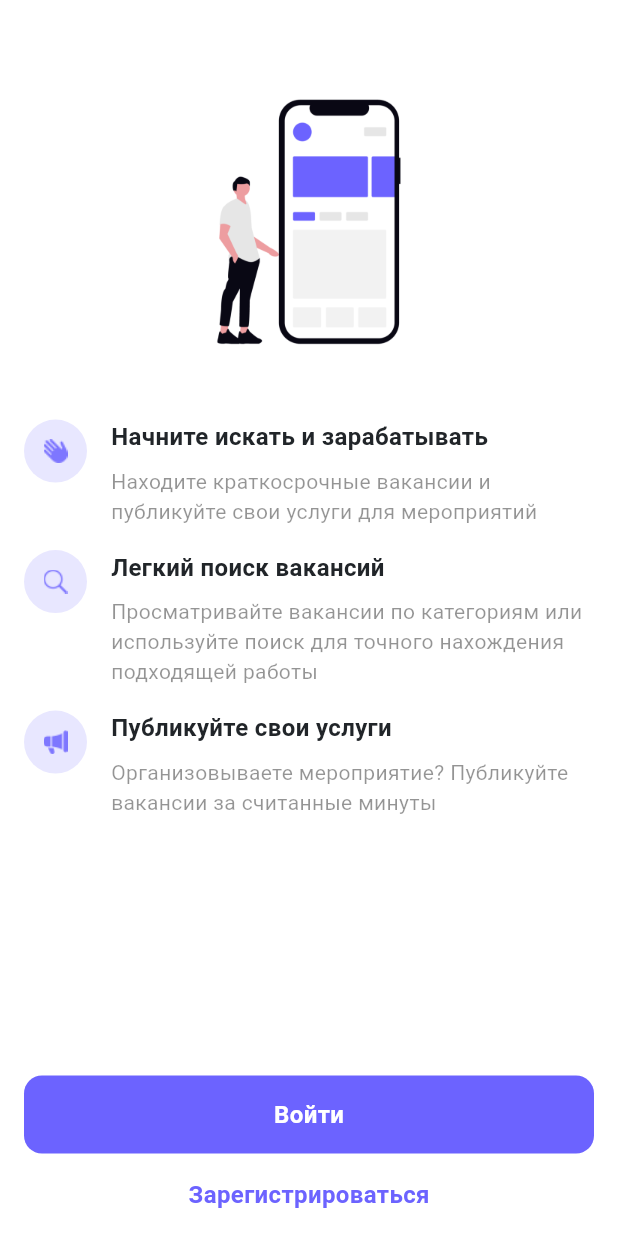
After one commit to sergejvorobey/event_app, a Flutter app: the screen it shows after launch, on a phone screen of 412 x 824 dp. The commit adds this screen. Run offline on Flutter 3.47's test engine with Material 3 defaults, Android fonts, the phone set to English and light mode, and no system bars; our stand-ins replace auto_route, equatable, flutter_bloc, get_it, shared_preferences, talker_flutter; missing offline and left inert: talker_bloc_logger; Roboto replaces fonts that are missing (SFRounded); statements that could not run were skipped.

Commit message:
Добавил автороутер генератор, больше логов. Добавил апи V2 и новый экран LaunchV2

```diff
--- /dev/null
+++ b/lib/event_app.dart
@@ -0,0 +1,29 @@
+import 'package:event_app/core/navigation/route_observer.dart';
+import 'package:event_app/core/ui/theme/app_theme.dart';
+import 'package:event_app/routers/routers.dart';
+import 'package:flutter/material.dart';
+import 'package:get_it/get_it.dart';
+import 'package:talker_flutter/talker_flutter.dart';
+
+class EventApp extends StatefulWidget {
+  const EventApp({super.key});
+
+  @override
+  State<EventApp> createState() => _EventAppState();
+}
+
+class _EventAppState extends State<EventApp> {
+  final _appRouter = AppRouter();
+
+  @override
+  Widget build(BuildContext context) {
+    return MaterialApp.router(
+      theme: appTheme,
+      debugShowCheckedModeBanner: false,
+      routerConfig: _appRouter.config(
+        navigatorObservers:
+            () => [TalkerRouteObserver(GetIt.I<Talker>()), routeObserver],
+      ),
+    );
+  }
+}
--- a/lib/features/home/view/home_screen.dart
+++ b/lib/features/home/view/home_screen.dart
@@ -1,7 +1,8 @@
+import 'package:auto_route/auto_route.dart';
 import 'package:event_app/features/profile/view/profile_screen.dart';
-import 'package:event_app/routers/routers.dart';
 import 'package:flutter/cupertino.dart';
 
+@RoutePage()
 class HomeScreen extends StatefulWidget {
   const HomeScreen({super.key});
 
@@ -54,7 +55,7 @@ class _HomeScreenState extends State<HomeScreen> {
             );
           case 2:
             return CupertinoTabView(
-              onGenerateRoute: Routers.generateRoute,
+              // onGenerateRoute: Routers.generateRoute,
               builder: (context) {
                 return CupertinoPageScaffold(child: ProfileScreen());
               },
--- /dev/null
+++ b/lib/features/launch/V2/bloc/launch_v2_bloc.dart
@@ -0,0 +1,81 @@
+import 'package:event_app/core/model/result.dart';
+import 'package:event_app/core/network/network_service.dart';
+import 'package:event_app/core/storage/storage_service.dart';
+import 'package:event_app/features/launch/V1/model/launch_page.dart';
+import 'package:event_app/features/launch/V2/repository/launch_v2_repository.dart';
+import 'package:flutter_bloc/flutter_bloc.dart';
+import 'package:equatable/equatable.dart';
+
+part 'launch_v2_event.dart';
+part 'launch_v2_state.dart';
+
+class LaunchV2Bloc extends Bloc<LaunchV2Event, LaunchV2State> {
+  LaunchV2Bloc() : super(LaunchV2Initial(pages: [])) {
+    on<LaunchV2Content>(_handleContent);
+    on<LoginButtonPressed>(_handleLoginButtonPressed);
+    on<RegistrationButtonPressed>(_handleRegistrationButtonPressed);
+  }
+
+  final LaunchV2Repository _repository = LaunchV2Repository(
+    networkService: NetworkService(),
+    storageService: StorageService()
+  );
+
+  void _handleContent(
+    LaunchV2Content event,
+    Emitter<LaunchV2State> emit,
+  ) async {
+    emit(LaunchV2Loading());
+    final result = await _repository.fetchToken();
+
+    switch (result) {
+      case Success():
+        emit(NavigateToHomeScreen());
+      case Failure():
+        emit(
+          LaunchV2Initial(
+            pages: [
+              LaunchPage(
+                icon: 'assets/icons/hand.wave.fill.png',
+                title: "Начните искать и зарабатывать",
+                text:
+                    "Находите краткосрочные вакансии и публикуйте свои услуги для мероприятий. В нашем приложении вы можете быстро найти работу по своим талантам и навыкам",
+                onboarding:
+                    "Находите краткосрочные вакансии и публикуйте свои услуги для мероприятий",
+              ),
+              LaunchPage(
+                icon: 'assets/icons/magnifyingglass.png',
+                title: "Легкий поиск вакансий",
+                text:
+                    "Просматривайте вакансии по категориям или используйте поиск для точного нахождения подходящей работы. Будь вы певец, фотограф или организатор, мы поможем вам найти идеальную работу",
+                onboarding:
+                    "Просматривайте вакансии по категориям или используйте поиск для точного нахождения подходящей работы",
+              ),
+              LaunchPage(
+                icon: 'assets/icons/megaphone.fill.png',
+                title: "Публикуйте свои услуги",
+                text:
+                    "Организовываете мероприятие? Публикуйте вакансии за считанные минуты. Опишите детали, установите бюджет, и найдите профессионалов для вашего события",
+                onboarding:
+                    "Организовываете мероприятие? Публикуйте вакансии за считанные минуты",
+              ),
+            ],
+          ),
+        );
+    }
+  }
+
+  void _handleLoginButtonPressed(
+    LoginButtonPressed event,
+    Emitter<LaunchV2State> emit,
+  ) {
+    emit(NavigateToLoginScreen());
+  }
+
+  void _handleRegistrationButtonPressed(
+    RegistrationButtonPressed event,
+    Emitter<LaunchV2State> emit,
+  ) {
+    emit(NavigateToRegistrationScreen());
+  }
+}
--- /dev/null
+++ b/lib/features/launch/V2/bloc/launch_v2_event.dart
@@ -0,0 +1,28 @@
+part of 'launch_v2_bloc.dart';
+
+abstract class LaunchV2Event extends Equatable {
+  const LaunchV2Event();
+}
+
+class LaunchV2Content extends LaunchV2Event {
+  @override
+  List<Object> get props => [];
+}
+
+class LaunchV2PageChanged extends LaunchV2Event {
+  final int pageIndex;
+  const LaunchV2PageChanged(this.pageIndex);
+
+  @override
+  List<Object?> get props => [pageIndex];
+}
+
+class LoginButtonPressed extends LaunchV2Event {
+  @override
+  List<Object> get props => [];
+}
+
+class RegistrationButtonPressed extends LaunchV2Event {
+  @override
+  List<Object> get props => [];
+}
--- /dev/null
+++ b/lib/features/launch/V2/bloc/launch_v2_state.dart
@@ -0,0 +1,31 @@
+part of 'launch_v2_bloc.dart';
+
+abstract class LaunchV2State extends Equatable {
+  const LaunchV2State();
+
+  @override
+  List<Object> get props => [];
+}
+
+class LaunchV2Initial extends LaunchV2State {
+  final List<LaunchPage> pages;
+
+  const LaunchV2Initial({required this.pages});
+
+  LaunchV2Initial copyWith({List<LaunchPage>? pages}) {
+    return LaunchV2Initial(pages: pages ?? this.pages);
+  }
+
+  @override
+  List<Object> get props => [pages];
+}
+
+class LaunchV2Loading extends LaunchV2State {
+  const LaunchV2Loading();
+}
+
+class NavigateToLoginScreen extends LaunchV2State {}
+
+class NavigateToRegistrationScreen extends LaunchV2State {}
+
+class NavigateToHomeScreen extends LaunchV2State {}
--- /dev/null
+++ b/lib/features/launch/V2/view/launch_screen_v2.dart
@@ -0,0 +1,185 @@
+import 'package:auto_route/auto_route.dart';
+import 'package:event_app/core/ui/common_button.dart';
+import 'package:event_app/core/ui/common_text_button.dart';
+import 'package:event_app/core/ui/theme/app_colors.dart';
+import 'package:event_app/core/ui/theme/app_text_styles.dart';
+import 'package:event_app/features/launch/V2/bloc/launch_v2_bloc.dart';
+import 'package:event_app/routers/routers.dart';
+import 'package:flutter/material.dart';
+import 'package:flutter_bloc/flutter_bloc.dart';
+
+@RoutePage()
+class LaunchScreenV2 extends StatefulWidget {
+  const LaunchScreenV2({super.key});
+
+  @override
+  LaunchScreenV2State createState() => LaunchScreenV2State();
+}
+
+final class LaunchScreenV2State extends State<LaunchScreenV2> {
+  final LaunchV2Bloc _launchBloc = LaunchV2Bloc();
+  final PageController _pageController = PageController();
+
+  @override
+  void dispose() {
+    _launchBloc.close();
+    _pageController.dispose();
+    super.dispose();
+  }
+
+  @override
+  void initState() {
+    super.initState();
+    _launchBloc.add(LaunchV2Content());
+  }
+
+  @override
+  Widget build(BuildContext context) {
+    return Scaffold(body: _content());
+  }
+
+  Widget _content() {
+    return SafeArea(
+      child: BlocConsumer<LaunchV2Bloc, LaunchV2State>(
+        bloc: _launchBloc,
+        listener: (context, state) {
+          switch (state) {
+            case NavigateToHomeScreen():
+              AutoRouter.of(context).push(HomeRoute()).then((_) {
+                _launchBloc.add(LaunchV2Content());
+              });
+              break;
+
+            case NavigateToLoginScreen():
+              AutoRouter.of(context).push(AuthRoute()).then((_) {
+                _launchBloc.add(LaunchV2Content());
+              });
+              break;
+
+            case NavigateToRegistrationScreen():
+              AutoRouter.of(context).push(RegistrationRoute()).then((_) {
+                _launchBloc.add(LaunchV2Content());
+              });
+              break;
+          }
+        },
+        builder: (BuildContext context, LaunchV2State state) {
+          if (state is LaunchV2Initial) {
+            return buildOnboarding(state);
+          }
+          if (state is LaunchV2Loading) {
+            return _buildLoadingIndicator();
+          }
+          return const SizedBox.shrink();
+        },
+      ),
+    );
+  }
+
+  Widget _buildLoadingIndicator() {
+    return Center(
+      child: CircularProgressIndicator(
+        valueColor: AlwaysStoppedAnimation<Color>(AppColors.primary),
+        strokeWidth: 3.0,
+        strokeAlign: -3.0,
+      ),
+    );
+  }
+
+  Column buildOnboarding(LaunchV2Initial state) {
+    return Column(
+      children: [
+        Expanded(
+          child: Padding(
+            padding: const EdgeInsets.all(16),
+            child: Column(
+              crossAxisAlignment: CrossAxisAlignment.start,
+              children: [
+                Padding(
+                  padding: const EdgeInsets.only(
+                    top: 32,
+                    bottom: 32,
+                    left: 16,
+                    right: 16,
+                  ),
+                  child: Center(
+                    child: Image.asset(
+                      'assets/icons/welcome.png',
+                      width: 150,
+                      fit: BoxFit.contain,
+                    ),
+                  ),
+                ),
+                for (int i = 0; i < state.pages.length; i++) ...[
+                  Row(
+                    crossAxisAlignment: CrossAxisAlignment.start,
+                    spacing: 16,
+                    children: [
+                      Container(
+                        width: 42,
+                        height: 42,
+                        decoration: BoxDecoration(
+                          color: AppColors.primary.withAlpha(40),
+                          shape: BoxShape.circle,
+                        ),
+                        child: Center(
+                          child: Image.asset(
+                            state.pages[i].icon,
+                            width: 16,
+                            height: 16,
+                            fit: BoxFit.contain,
+                            color: AppColors.primary,
+                          ),
+                        ),
+                      ),
+                      Expanded(
+                        child: Column(
+                          crossAxisAlignment: CrossAxisAlignment.start,
+                          children: [
+                            Text(
+                              state.pages[i].title,
+                              style: AppTextStyles.headline16,
+                            ),
+                            const SizedBox(height: 8),
+                            Text(
+                              state.pages[i].onboarding,
+                              style: AppTextStyles.textSecondary14,
+                            ),
+                          ],
+                        ),
+                      ),
+                    ],
+                  ),
+                  if (i != state.pages.length - 1) const SizedBox(height: 16),
+                ],
+              ],
+            ),
+          ),
+        ),
+        Padding(
+          padding: const EdgeInsets.symmetric(vertical: 16, horizontal: 16),
+          child: Column(
+            spacing: 16,
+            children: [
+              CommonButton(
+                title: 'Войти',
+                action: () {
+                  _launchBloc.add(LoginButtonPressed());
+                },
+                isEnabled: true,
+                isShowIndicator: false,
+              ),
+              CommonTextButton(
+                title: "Зарегистрироваться",
+                onPressed: () {
+                  _launchBloc.add(RegistrationButtonPressed());
+                },
+                isEnabled: true,
+              ),
+            ],
+          ),
+        ),
+      ],
+    );
+  }
+}
--- a/lib/features/profile/view/profile_screen.dart
+++ b/lib/features/profile/view/profile_screen.dart
@@ -229,7 +229,7 @@ class _ProfileScreenState extends State<ProfileScreen> with RouteAware {
           // Вертикальный Divider
           Container(
             width: 0.5,
-            height: 30,
+            height: 36,
             color: AppColors.background.withAlpha(100),
           ),
           const SizedBox(width: 8),
--- a/lib/features/registration/V1/view/registration_screen.dart
+++ b/lib/features/registration/V1/view/registration_screen.dart
@@ -1,3 +1,4 @@
+import 'package:auto_route/auto_route.dart';
 import 'package:event_app/core/ui/common_button.dart';
 import 'package:event_app/core/ui/common_text_field.dart';
 import 'package:event_app/core/ui/theme/app_colors.dart';
@@ -8,6 +9,7 @@ import 'package:flutter/cupertino.dart';
 import 'package:flutter/material.dart';
 import 'package:flutter_bloc/flutter_bloc.dart';
 
+@RoutePage()
 class RegistrationScreen extends StatefulWidget {
   const RegistrationScreen({super.key});
 
--- a/lib/routers/routers.dart
+++ b/lib/routers/routers.dart
@@ -1,41 +1,21 @@
+import 'package:auto_route/auto_route.dart';
 import 'package:event_app/features/auth/V1/view/auth_screen.dart';
-import 'package:event_app/features/editProfile/view/edit_profile_screen.dart';
 import 'package:event_app/features/home/view/home_screen.dart';
-import 'package:event_app/features/launch/V1/view/launch_screen.dart';
+import 'package:event_app/features/launch/V2/view/launch_screen_v2.dart';
 import 'package:event_app/features/registration/V1/view/registration_screen.dart';
-import 'package:flutter/cupertino.dart';
 
+part 'routers.gr.dart';
 
-class Routers {
-  static Route<dynamic>? generateRoute(RouteSettings settings) {
-    switch (settings.name) {
-      case '/launch':
-        return CupertinoPageRoute(
-          builder: (_) => const LaunchScreen(),
-          settings: settings,
-        );
-      case '/auth':
-        return CupertinoPageRoute(
-          builder: (_) => const AuthScreen(),
-          settings: settings,
-        );
-      case '/registration':
-        return CupertinoPageRoute(
-          builder: (_) => const RegistrationScreen(),
-          settings: settings,
-        );
-      case '/home':
-        return CupertinoPageRoute(
-          builder: (_) => const HomeScreen(),
-          settings: settings,
-          fullscreenDialog: true,
-        );
-        case '/editProfile':
-        return CupertinoPageRoute(
-          builder: (_) => const EditProfileScreen(),
-          settings: settings
-        );
-    }
-    return null;
-  }
+@AutoRouterConfig()
+class AppRouter extends RootStackRouter {
+  @override
+  RouteType get defaultRouteType => RouteType.cupertino();
+
+  @override
+  List<AutoRoute> get routes => [
+    AutoRoute(page: LaunchRouteV2.page, path: '/'),
+    AutoRoute(page: AuthRoute.page),
+    AutoRoute(page: RegistrationRoute.page),
+    AutoRoute(page: HomeRoute.page),
+  ];
 }
--- a/pubspec.yaml
+++ b/pubspec.yaml
@@ -11,12 +11,14 @@ dependencies:
     sdk: flutter
   cupertino_icons: ^1.0.8
   http: ^1.1.0
-  flutter_bloc: ^7.0.0
+  flutter_bloc: ^9.1.1
   equatable: ^2.0.7
   shared_preferences: ^2.5.3
   get_it: ^8.0.3
   talker_flutter: ^4.8.0
+  talker_bloc_logger: ^4.8.3
   json_annotation: ^4.9.0
+  auto_route: ^10.1.0+1
 
 dev_dependencies:
   flutter_test:
@@ -24,6 +26,7 @@ dev_dependencies:
   flutter_lints: ^5.0.0
   json_serializable: ^6.9.5
   build_runner: ^2.4.15
+  auto_route_generator: ^10.2.3
 
 flutter:
   uses-material-design: true
```
Also changed, not shown: lib/features/auth/V1/view/auth_screen.dart (+2 -22 lines), lib/features/launch/V2/repository/launch_v2_repository.dart (added, +56 -0 lines), lib/features/launch/V2/repository/launch_v2_repository_impl.dart (added, +8 -0 lines), lib/main.dart (+14 -32 lines), lib/routers/routers.gr.dart (added), pubspec.lock, 1 other file.
